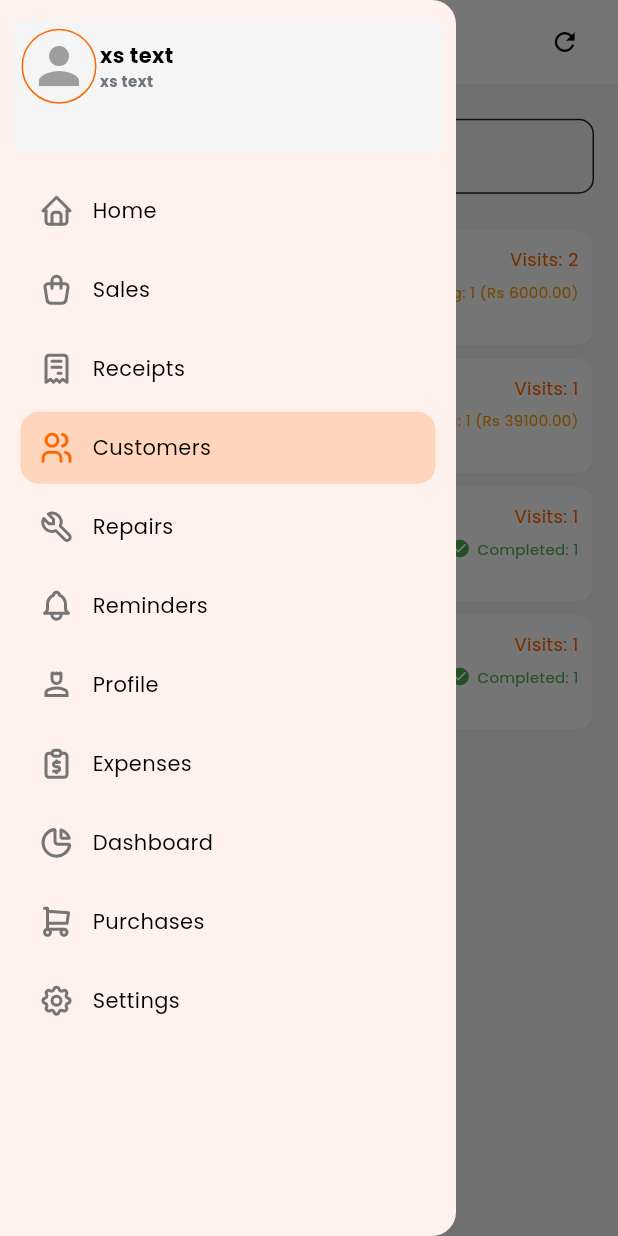
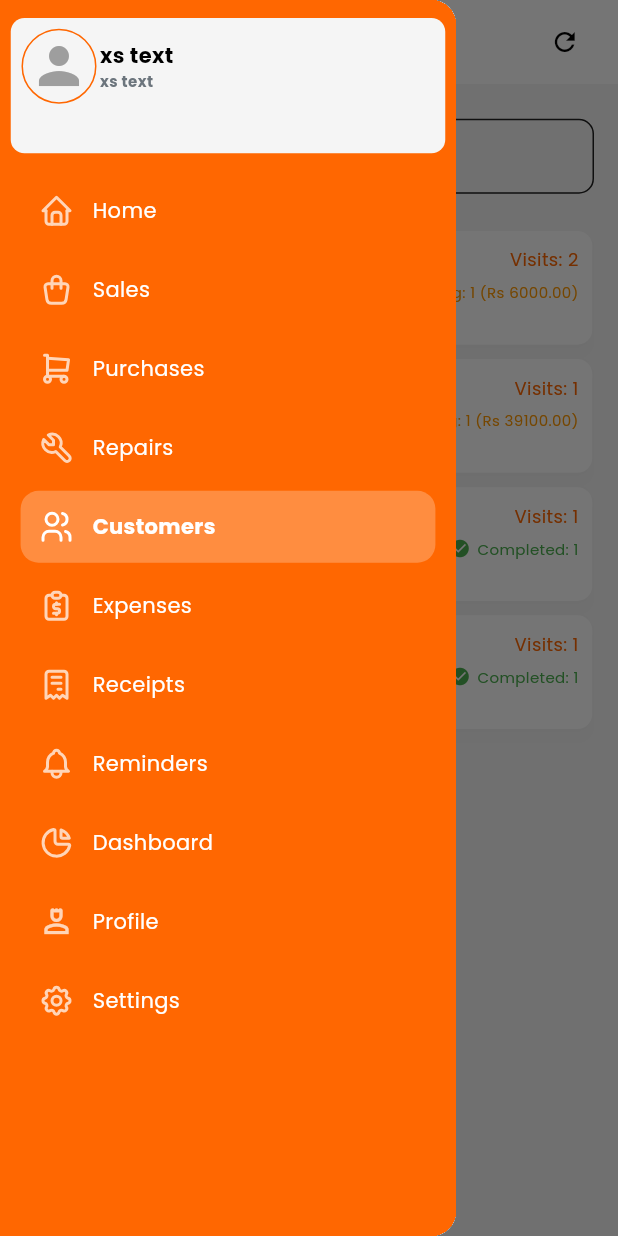
Before and after one commit to aziz-app-dev/my-shop, a Flutter app: the screen it shows after launch, in the side drawer, after a tap on the "person" icon, on a phone screen of 412 x 824 dp. Run offline on Flutter 3.47's test engine with Material 3 defaults, Android fonts, the phone set to English and light mode, and no system bars; our stand-ins replace another_flushbar, cached_network_image, carousel_slider, cloud_firestore, connectivity_plus, data_table_2 and 18 more; missing offline and left inert: cloudinary_sdk, mobile_scanner, thermal_printer; accounts and stored records are empty; generated files the repository leaves out were written again.

Commit message:
feat: new sidebar order (Purchases/Repairs/Customers/Expenses/Receipts), primary mobile drawer with SafeArea, desktop search autofocus, purchases dummy data + Ctrl+P

```diff
--- a/lib/res/components/text_field_widget.dart
+++ b/lib/res/components/text_field_widget.dart
@@ -26,6 +26,7 @@ class CustomTextField extends ConsumerWidget {
   final FocusNode? focusNode;
   final TextStyle? hintStyle;
   final bool isSearch;
+  final bool autofocus;
   final bool? isDense;
   final Widget? prefixIcon;
   final Widget? suffixIcon;
@@ -66,6 +67,7 @@ class CustomTextField extends ConsumerWidget {
     this.icon,
     this.focusNode,
     this.isSearch = false,
+    this.autofocus = false,
     this.prefixIcon,
     this.suffixIcon,
     this.apiError,
@@ -101,6 +103,7 @@ class CustomTextField extends ConsumerWidget {
             )
             : SizedBox.shrink(),
         TextFormField(
+          autofocus: autofocus,
           inputFormatters:
               inputFormatters ??
               (keyboardType == TextInputType.number
--- a/lib/view/bills/bills_view.dart
+++ b/lib/view/bills/bills_view.dart
@@ -146,6 +146,9 @@ class _BillsScreenState extends ConsumerState<BillsScreen> {
                   SearchBarWidget(
                     onFilterTap: () => showBillsFilterDialog(context),
                     hasActiveFilter: hasActiveFilter,
+                    // Desktop: navigation lands here with the keyboard
+                    // ready in the search box.
+                    autofocus: AppSizes.isDesktop(context),
                   ),
                   Expanded(
                     child: Column(
--- a/lib/view/customers/customer_list_view.dart
+++ b/lib/view/customers/customer_list_view.dart
@@ -299,6 +299,9 @@ class CustomerListScreen extends ConsumerWidget {
                 child: CustomTextField(
                   hintText: 'Search customers...',
                   isSearch: true,
+                  // Desktop: navigation lands here with the keyboard ready
+                  // in the search box.
+                  autofocus: AppSizes.isDesktop(context),
                   prefixIcon: AppIcon(
                     defaultIcon: Icons.search,
                     win11IconPath: ImageAssets.win11Search,
--- a/lib/view/main/infoCard.dart
+++ b/lib/view/main/infoCard.dart
@@ -11,6 +11,19 @@ import '../../res/colors/app_color.dart';
 import '../../res/components/app_text_widgrt.dart';
 import '../../view_models/providers/profile_provider.dart';
 import '../../view_models/providers/settings_provider.dart';
+import 'screens.dart';
+
+/// Navigates to the profile card's tap target: the Customers page. The index
+/// is resolved by label so a nav reorder never breaks the jump.
+void _goToCustomers(WidgetRef ref) {
+  WidgetsBinding.instance.addPostFrameCallback((_) {
+    ref.read(selectedIndexProvider.notifier).state =
+        navIndexForLabel(
+          'Customers',
+          showRepairs: ref.read(settingsProvider).showRepairsModule,
+        );
+  });
+}
 
 Widget infoCard(WidgetRef ref) {
   ref.read(profileProvider.notifier).loadUserData();
@@ -41,12 +54,7 @@ Widget infoCard(WidgetRef ref) {
                 children: [
                   Center(
                     child: GestureDetector(
-                      onTap: () {
-                        // Delay the state update to avoid focus issues
-                        WidgetsBinding.instance.addPostFrameCallback((_) {
-                          ref.read(selectedIndexProvider.notifier).state = 3;
-                        });
-                      },
+                      onTap: () => _goToCustomers(ref),
                       child: Container(
                         height: 50.spMin,
                         width: 50.spMin,
@@ -96,12 +104,7 @@ Widget infoCard(WidgetRef ref) {
                 children: [
                   Center(
                     child: GestureDetector(
-                      onTap: () {
-                        // Delay the state update to avoid focus issues
-                        WidgetsBinding.instance.addPostFrameCallback((_) {
-                          ref.read(selectedIndexProvider.notifier).state = 3;
-                        });
-                      },
+                      onTap: () => _goToCustomers(ref),
                       child: Container(
                         height: 45.spMin,
                         decoration: BoxDecoration(shape: BoxShape.circle),
@@ -195,7 +198,7 @@ Widget tabIcon(WidgetRef ref) {
     height: isShowUserCard ? 50.h : 30.h,
     child: Center(
       child: GestureDetector(
-        onTap: () => ref.read(selectedIndexProvider.notifier).state = 3,
+        onTap: () => _goToCustomers(ref),
         child:
             isShowUserCard
                 ? Container(
--- a/lib/view/main/main_view.dart
+++ b/lib/view/main/main_view.dart
@@ -436,15 +436,20 @@ class _MainScrennState extends ConsumerState<MainScrenn> {
       settingsProvider.select((s) => s.showRepairsModule),
     );
     final navItems = navItemsFor(showRepairs: showRepairs);
-    final Color activeIconColor = AppColors.primary;
-    final Color inactiveIconColor = Colors.grey[600]!;
 
     return Drawer(
+      // Single primary-color surface for the whole mobile drawer.
+      child: Container(
+        color: AppColors.primary,
         child: FocusScope(
           child: Builder(
             builder: (BuildContext drawerContext) {
-            return Column(
+              // Keep the profile card clear of the status bar notch.
+              return SafeArea(
+                bottom: false,
+                child: Column(
                   children: [
+                    // Same profile card the desktop sidebar uses.
                     infoCard(ref),
                     ...navItems.asMap().entries.map((entry) {
                       final index = entry.key;
@@ -475,7 +480,7 @@ class _MainScrennState extends ConsumerState<MainScrenn> {
                             decoration: BoxDecoration(
                               color:
                                   selectedIndex == index
-                                  ? activeIconColor.withValues(alpha: 0.2)
+                                      ? Colors.white.withValues(alpha: 0.25)
                                       : Colors.transparent,
                               borderRadius: BorderRadius.circular(12.0),
                             ),
@@ -492,12 +497,23 @@ class _MainScrennState extends ConsumerState<MainScrenn> {
                                     win11IconPath: item.activeWind11Icon,
                                     color:
                                         selectedIndex == index
-                                        ? activeIconColor
-                                        : inactiveIconColor,
+                                            ? Colors.white
+                                            : Colors.white.withValues(
+                                              alpha: 0.72,
+                                            ),
                                   ),
                                 ),
                                 const SizedBox(width: 12),
-                            Text(item.label),
+                                Text(
+                                  item.label,
+                                  style: TextStyle(
+                                    color: Colors.white,
+                                    fontWeight:
+                                        selectedIndex == index
+                                            ? FontWeight.bold
+                                            : FontWeight.normal,
+                                  ),
+                                ),
                               ],
                             ),
                           ),
@@ -505,8 +521,10 @@ class _MainScrennState extends ConsumerState<MainScrenn> {
                       );
                     }),
                   ],
+                ),
               );
             },
+          ),
         ),
       ),
     );
--- a/lib/view/main/screens.dart
+++ b/lib/view/main/screens.dart
@@ -53,6 +53,9 @@ const List<NavigationItem> mobileNavItems = [
 ];
 
 //! Navigation Items
+// Order (F-key = position): F1 Home, F2 Sales, F3 Purchases, (F4 Repairs —
+// only when the module is enabled), then Customers, Expenses, Receipts,
+// Reminders, Dashboard, Profile, Settings.
 const List<NavigationItem> desktopNavItems = [
   NavigationItem(
     icon: TablerIcons.home,
@@ -67,10 +70,10 @@ const List<NavigationItem> desktopNavItems = [
     activeWind11Icon: ImageAssets.win11Checkout,
   ),
   NavigationItem(
-    icon: TablerIcons.receipt,
-    activeIcon: TablerIcons.receipt,
-    label: 'Receipts',
-    activeWind11Icon: ImageAssets.win11Bill,
+    icon: TablerIcons.shopping_cart,
+    activeIcon: TablerIcons.shopping_cart,
+    label: 'Purchases',
+    activeWind11Icon: ImageAssets.win11Stock,
   ),
   NavigationItem(
     icon: TablerIcons.users,
@@ -79,23 +82,22 @@ const List<NavigationItem> desktopNavItems = [
     activeWind11Icon: ImageAssets.win11People,
   ),
   NavigationItem(
+    icon: TablerIcons.report_money,
+    activeIcon: TablerIcons.report_money,
+    label: 'Expenses',
+    activeWind11Icon: ImageAssets.win11Invoice,
+  ),
+  NavigationItem(
+    icon: TablerIcons.receipt,
+    activeIcon: TablerIcons.receipt,
+    label: 'Receipts',
+    activeWind11Icon: ImageAssets.win11Bill,
+  ),
+  NavigationItem(
     icon: TablerIcons.bell,
     activeIcon: TablerIcons.bell_ringing,
     label: 'Reminders',
     activeWind11Icon: ImageAssets.win11Notification,
-  ),
-
-  NavigationItem(
-    icon: Icons.person_4_outlined,
-    activeIcon: Icons.person_4_outlined,
-    label: 'Profile',
-    activeWind11Icon: ImageAssets.win11Administrator,
-  ),
-  NavigationItem(
-    icon: TablerIcons.report_money,
-    activeIcon: TablerIcons.report_money,
-    label: 'Expenses',
-    activeWind11Icon: ImageAssets.win11Invoice,
   ),
   NavigationItem(
     icon: TablerIcons.chart_pie,
@@ -104,10 +106,10 @@ const List<NavigationItem> desktopNavItems = [
     activeWind11Icon: ImageAssets.win11Accounting,
   ),
   NavigationItem(
-    icon: TablerIcons.shopping_cart,
-    activeIcon: TablerIcons.shopping_cart,
-    label: 'Purchases',
-    activeWind11Icon: ImageAssets.win11Stock,
+    icon: Icons.person_4_outlined,
+    activeIcon: Icons.person_4_outlined,
+    label: 'Profile',
+    activeWind11Icon: ImageAssets.win11Administrator,
   ),
   NavigationItem(
     icon: TablerIcons.settings,
@@ -126,16 +128,25 @@ const NavigationItem _repairsNavItem = NavigationItem(
 );
 
 /// Builds the desktop/tablet nav items, optionally including the Repairs module.
-/// Repairs is inserted right after Customers so it sits next to other
-/// client-facing features. The returned list MUST stay index-aligned with
-/// [pages]; both are built from the same [showRepairs] flag.
+/// Repairs is inserted right after Purchases so it sits with the transaction
+/// screens. The returned list MUST stay index-aligned with [pages]; both are
+/// built from the same [showRepairs] flag.
 List<NavigationItem> navItemsFor({required bool showRepairs}) {
   final items = List<NavigationItem>.from(desktopNavItems);
   if (showRepairs) {
-    final insertAt = items.indexWhere((i) => i.label == 'Customers') + 1;
+    final insertAt = items.indexWhere((i) => i.label == 'Purchases') + 1;
     items.insert(insertAt, _repairsNavItem);
   }
   return items;
+}
+
+/// Index of the nav/page named [label] in the current nav order (0 when the
+/// label is unknown). Call sites around the app jump to pages through this
+/// instead of hard-coded positions, so reordering the list stays safe.
+int navIndexForLabel(String label, {required bool showRepairs}) {
+  final items = navItemsFor(showRepairs: showRepairs);
+  final i = items.indexWhere((n) => n.label == label);
+  return i >= 0 ? i : 0;
 }
 
 // Sales screen selector based on settings
@@ -153,8 +164,8 @@ class SalesScreenSelector extends ConsumerWidget {
 }
 
 /// Builds the page list. MUST stay index-aligned with [navItemsFor]; the
-/// Repairs page is inserted at the same position (after Customers) using the
-/// same [showRepairs] flag.
+/// Repairs page is inserted at the same position (after Purchases, before
+/// Customers) using the same [showRepairs] flag.
 List<Widget> pages(
   GlobalKey<ScaffoldState> scaffoldKey, {
   bool showRepairs = true,
@@ -162,20 +173,20 @@ List<Widget> pages(
   final list = <Widget>[
     HomePage(openDrawer: () => scaffoldKey.currentState?.openDrawer()),
     const SalesScreenSelector(), // Dynamically shows single or multi-cart based on settings
+    LocalPurchaseListView(openDrawer: () => scaffoldKey.currentState?.openDrawer()),
+    CustomerListScreen(),
+    ExpensesView(openDrawer: () => scaffoldKey.currentState?.openDrawer()),
     BillsScreen(),
-    CustomerListScreen(),
     RemindersView(openDrawer: () => scaffoldKey.currentState?.openDrawer()),
+    DashboradView(openDrawer: () => scaffoldKey.currentState?.openDrawer()),
     ProfileView(openDrawer: () => scaffoldKey.currentState?.openDrawer()),
-    ExpensesView(openDrawer: () => scaffoldKey.currentState?.openDrawer()),
-    DashboradView(openDrawer: () => scaffoldKey.currentState?.openDrawer()),
-    LocalPurchaseListView(openDrawer: () => scaffoldKey.currentState?.openDrawer()),
     SettingsPage(openDrawer: () => scaffoldKey.currentState?.openDrawer()),
   ];
   if (showRepairs) {
-    // CustomerListScreen is at index 3 → insert Repairs at index 4 (right
-    // after Customers, before Reminders), matching navItemsFor's placement.
+    // Purchases is at index 2 → insert Repairs at index 3 (right after
+    // Purchases, before Customers), matching navItemsFor's placement.
     list.insert(
-      4,
+      3,
       RepairView(openDrawer: () => scaffoldKey.currentState?.openDrawer()),
     );
   }
--- a/lib/view/repairs/repair_view.dart
+++ b/lib/view/repairs/repair_view.dart
@@ -259,6 +259,9 @@ class _SearchAndFilters extends ConsumerWidget {
           child: CustomTextField(
             hintText: 'Search client, device, brand, serial...',
             isSearch: true,
+            // Desktop: navigation lands here with the keyboard ready in the
+            // search box.
+            autofocus: AppSizes.isDesktop(context),
             prefixIcon: AppIcon(
               defaultIcon: Icons.search,
               win11IconPath: ImageAssets.win11Search,
```
Also changed, not shown: lib/view/bills/widgets/serch_bar_widget.dart (+7 -0 lines), lib/view/local_purchase/local_purchase_list_view.dart (+53 -6 lines), lib/view_models/providers/local_purchase_provider.dart (+143 -0 lines). Lines whose indentation alone changed are shown as unchanged.
